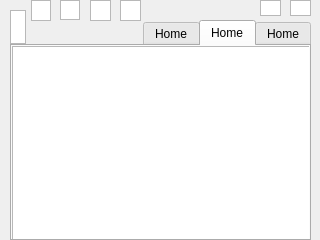
Qt form frontend/gui/mainwindow.ui (mozcelikors/rpiDisplay_CMake) before a commit.
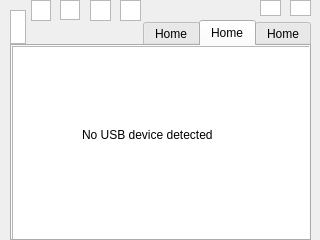
The same form after that commit. The open tabs and pages were chosen to show the change. Custom widgets are drawn as their Qt base class.

Commit message: USB device support added

```diff
--- a/frontend/gui/mainwindow.ui
+++ b/frontend/gui/mainwindow.ui
@@ -354,6 +354,19 @@
        <enum>Qt::LeftToRight</enum>
       </property>
      </widget>
+     <widget class="QLabel" name="label_noUSBDev">
+      <property name="geometry">
+       <rect>
+        <x>70</x>
+        <y>80</y>
+        <width>171</width>
+        <height>17</height>
+       </rect>
+      </property>
+      <property name="text">
+       <string>No USB device detected</string>
+      </property>
+     </widget>
     </widget>
     <widget class="QWidget" name="tab_3">
      <attribute name="title">
```
The commit also changes 5 other files.
